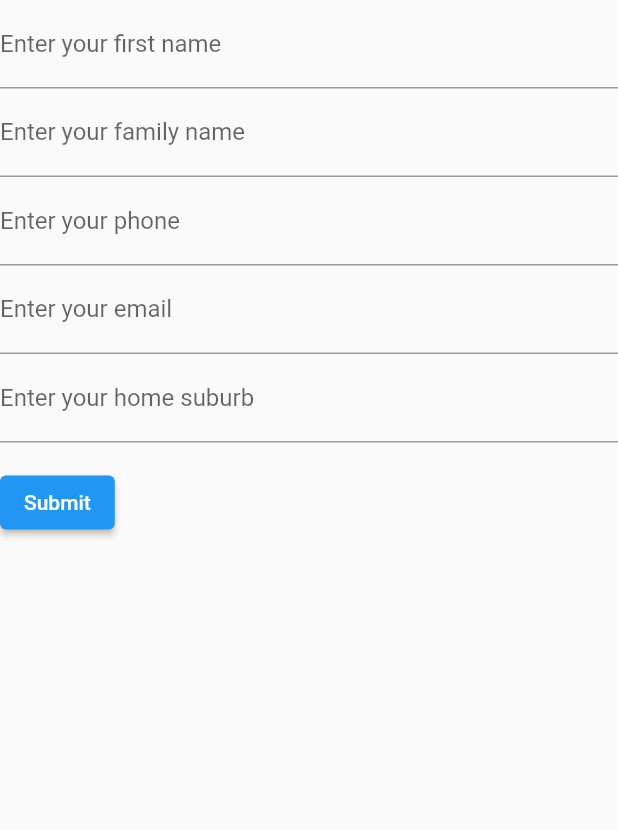
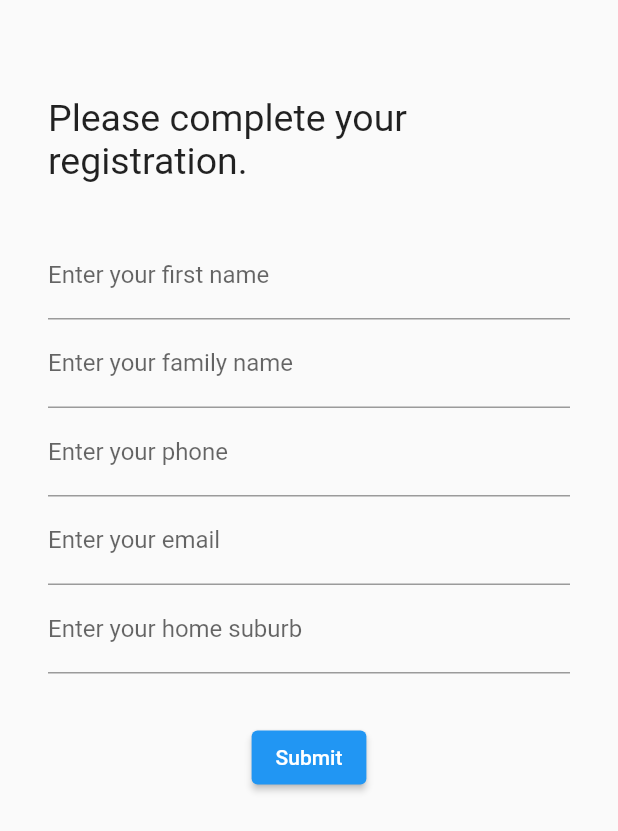
Before and after one commit to RowanG1/PropertyInspect, a Flutter app: the screen it shows once a user with an empty profile is signed in, after a tap on "User registration", on a phone screen of 412 x 824 dp. Shown: the top 831 px of the screen. Run offline on Flutter 3.47's test engine with Material 2 defaults, Android fonts, the phone set to English and light mode, and no system bars; our stand-ins replace cloud_firestore, firebase_analytics, firebase_auth, firebase_core, get; missing offline and left inert: flutterfire_ui; accounts and stored records are empty; statements that could not run were skipped.

Commit message:
Add other fields for registration page. Add styling/formatting to reg page.

```diff
--- a/lib/data/usecase/create_visitor_registration.dart
+++ b/lib/data/usecase/create_visitor_registration.dart
@@ -6,8 +6,9 @@ class CreateVisitorRegistrationUseCase {
 
   CreateVisitorRegistrationUseCase(this.visitorRegistrationRepo);
 
-  execute(String email, String phone) {
-    final visitor = Visitor(email, phone);
+  execute(String name, String lastName, String email, String phone,
+      String suburb) {
+    final visitor = Visitor(name, lastName, email, phone, suburb);
     return visitorRegistrationRepo.createVisitorRegistration(visitor);
   }
 }
--- a/lib/domain/entities/visitor.dart
+++ b/lib/domain/entities/visitor.dart
@@ -1,6 +1,9 @@
 class Visitor {
+  String name;
+  String lastName;
   String email;
   String phone;
+  String suburb;
 
-  Visitor(this.email, this.phone);
+  Visitor(this.name, this.lastName, this.email, this.phone, this.suburb);
 }
--- a/lib/ui/controllers/user_registration_controller.dart
+++ b/lib/ui/controllers/user_registration_controller.dart
@@ -7,12 +7,19 @@ class VisitorRegistrationController extends GetxController {
 
   VisitorRegistrationController(this.visitorRegistration);
 
+  final nameController = TextEditingController();
+  final lastNameController = TextEditingController();
   final emailController = TextEditingController();
   final phoneController = TextEditingController();
+  final suburbController = TextEditingController();
 
   createUser() {
+    final name = nameController.value.text;
+    final lastName = lastNameController.value.text;
     final email = emailController.value.text;
     final phone = phoneController.value.text;
-    visitorRegistration.execute(email, phone);
+    final suburb = suburbController.value.text;
+
+    visitorRegistration.execute(name, lastName, email, phone, suburb);
   }
 }
--- a/lib/ui/pages/visitor_registration_form.dart
+++ b/lib/ui/pages/visitor_registration_form.dart
@@ -2,6 +2,7 @@ import 'package:flutter/cupertino.dart';
 import 'package:flutter/material.dart';
 import 'package:get/get.dart';
 import 'package:property_inspect/ui/controllers/user_registration_controller.dart';
+import 'package:property_inspect/ui/widgets/center_horizontal.dart';
 
 class VisitorRegistrationForm extends StatefulWidget {
   const VisitorRegistrationForm({super.key});
@@ -29,10 +30,17 @@ class VisitorRegistrationFormState extends State<VisitorRegistrationForm> {
 
     return Form(
       key: _formKey,
+      child: Padding(
+        padding: const EdgeInsets.all(32.0),
         child: Column(
-        crossAxisAlignment: CrossAxisAlignment.start,
+          crossAxisAlignment: CrossAxisAlignment.center,
           children: [
+            const Padding(
+              padding: EdgeInsets.symmetric(vertical: 32.0),
+              child: Text("Please complete your registration.",  style: TextStyle(fontSize: 25)),
+            ),
             TextFormField(
+              controller: controller.nameController,
               decoration: const InputDecoration(
                 border: UnderlineInputBorder(),
                 labelText: 'Enter your first name',
@@ -46,6 +54,7 @@ class VisitorRegistrationFormState extends State<VisitorRegistrationForm> {
               },
             ),
             TextFormField(
+              controller: controller.lastNameController,
               decoration: const InputDecoration(
                 border: UnderlineInputBorder(),
                 labelText: 'Enter your family name',
@@ -87,6 +96,7 @@ class VisitorRegistrationFormState extends State<VisitorRegistrationForm> {
               },
             ),
             TextFormField(
+              controller: controller.suburbController,
               decoration: const InputDecoration(
                 border: UnderlineInputBorder(),
                 labelText: 'Enter your home suburb',
@@ -100,7 +110,7 @@ class VisitorRegistrationFormState extends State<VisitorRegistrationForm> {
               },
             ),
             Padding(
-            padding: const EdgeInsets.symmetric(vertical: 16.0),
+              padding: const EdgeInsets.symmetric(vertical: 32.0),
               child: ElevatedButton(
                 onPressed: () {
                   // Validate returns true if the form is valid, or false otherwise.
@@ -115,6 +125,7 @@ class VisitorRegistrationFormState extends State<VisitorRegistrationForm> {
             ),
           ],
         ),
+      ),
     );
   }
 }
```
Also changed, not shown: lib/data/dto/visitor_mapper.dart (+11 -2 lines), lib/ui/widgets/center_horizontal.dart (added, +11 -0 lines). Lines whose indentation alone changed are shown as unchanged.
